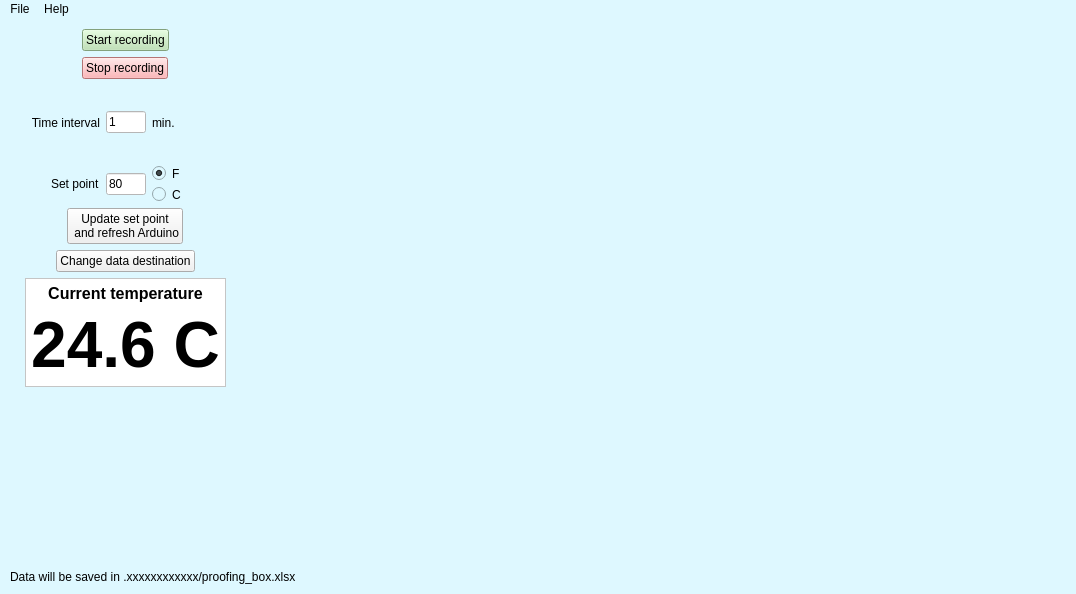
The window that prooferator.ui (jabezmcc/Prooferator) describes before a commit, drawn with Qt 5.
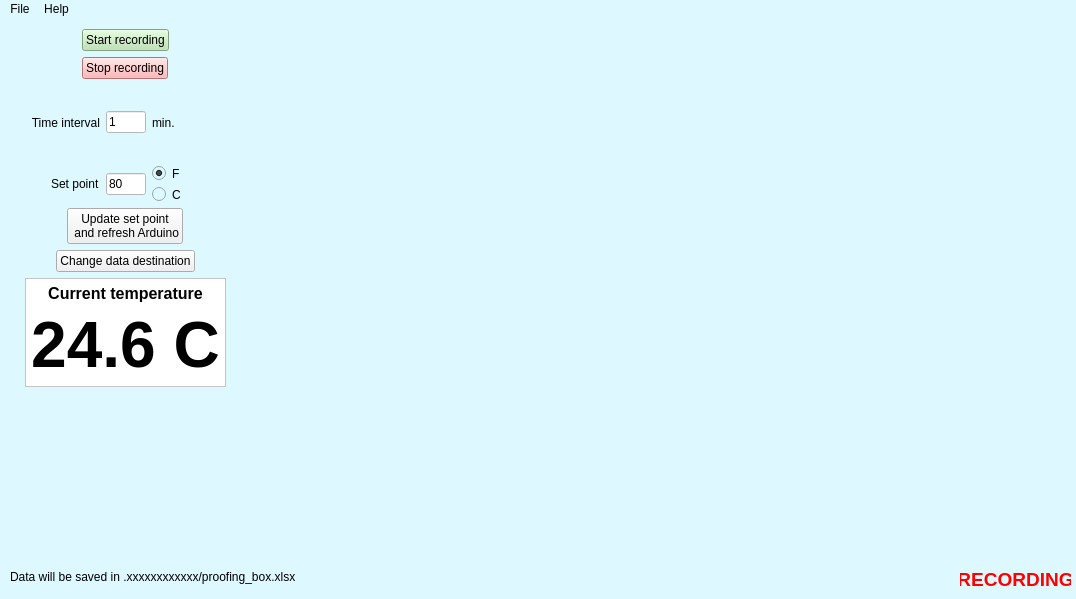
The same window after the commit. Icons and pictures are not drawn.

```diff
--- a/prooferator.ui
+++ b/prooferator.ui
@@ -7,7 +7,7 @@
     <x>0</x>
     <y>0</y>
     <width>1076</width>
-    <height>594</height>
+    <height>599</height>
    </rect>
   </property>
   <property name="windowTitle">
@@ -331,7 +331,7 @@
      <rect>
       <x>10</x>
       <y>550</y>
-      <width>1031</width>
+      <width>951</width>
       <height>16</height>
      </rect>
     </property>
@@ -372,6 +372,32 @@
     </property>
     <layout class="QVBoxLayout" name="verticalLayout_6"/>
    </widget>
+   <widget class="QLabel" name="rec_label">
+    <property name="geometry">
+     <rect>
+      <x>960</x>
+      <y>550</y>
+      <width>111</width>
+      <height>21</height>
+     </rect>
+    </property>
+    <property name="font">
+     <font>
+      <pointsize>14</pointsize>
+      <weight>75</weight>
+      <bold>true</bold>
+     </font>
+    </property>
+    <property name="styleSheet">
+     <string notr="true">color: rgb(255, 0, 0);</string>
+    </property>
+    <property name="text">
+     <string>RECORDING</string>
+    </property>
+    <property name="alignment">
+     <set>Qt::AlignCenter</set>
+    </property>
+   </widget>
   </widget>
   <widget class="QMenuBar" name="menuBar">
    <property name="geometry">
```
Left out of the diff: 21 changed lines with no effect on the pictures.
